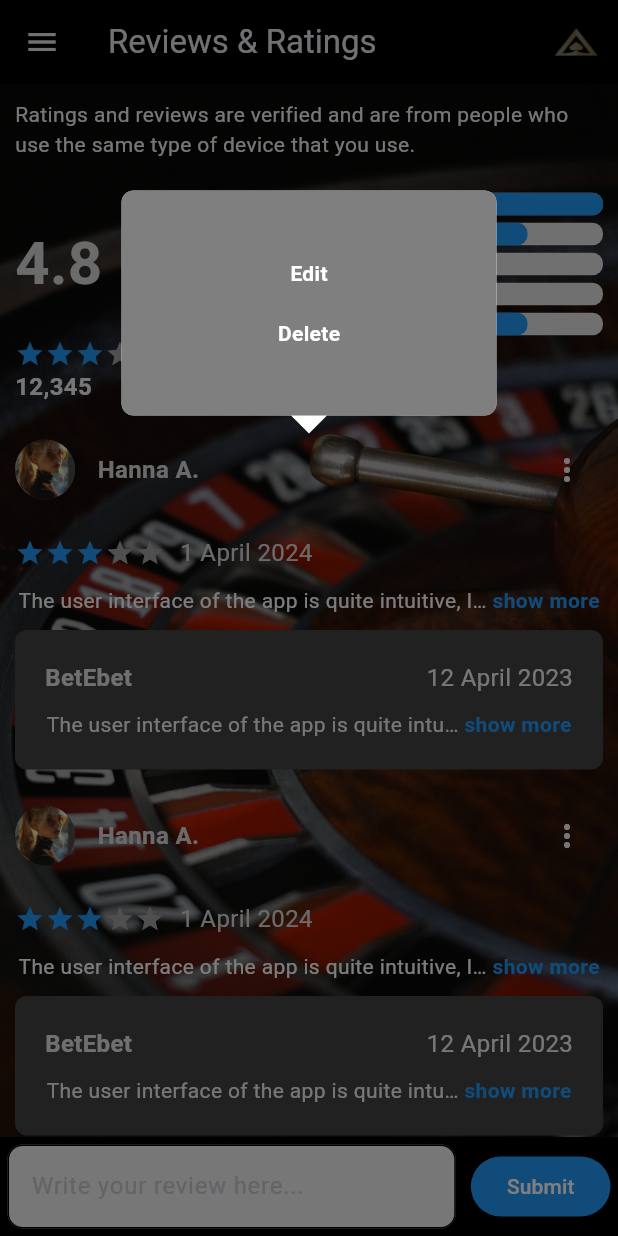
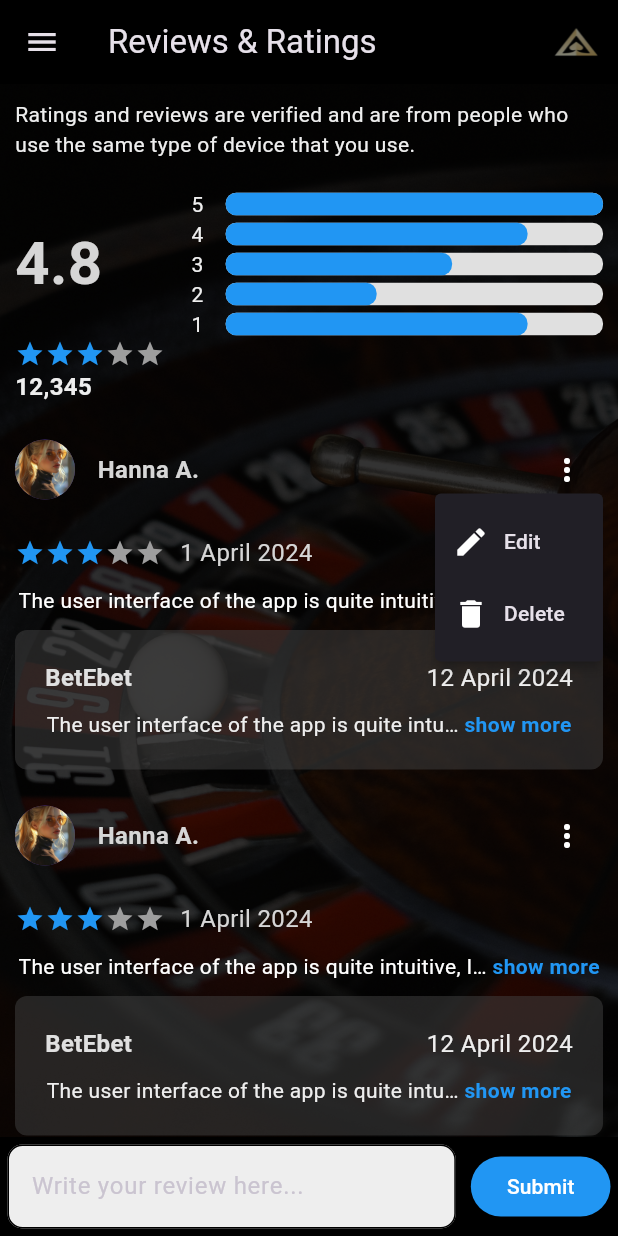
Before and after one commit to Teklez/flutter-2024-proj, a Flutter app: the Review screen opened directly, after a tap on the "more vert" icon, on a phone screen of 412 x 824 dp. Run offline on Flutter 3.47's test engine with Material 3 defaults, Android fonts, the phone set to English and light mode, and no system bars; drawn by our look-alikes of flutter_rating_bar, readmore.

Commit message:
add PopUp to review page

```diff
--- a/frontend/lib/presentation/screens/review.dart
+++ b/frontend/lib/presentation/screens/review.dart
@@ -51,7 +51,7 @@ class Review extends StatelessWidget {
         body: Stack(children: [
           ColorFiltered(
             colorFilter: ColorFilter.mode(
-              Colors.black.withOpacity(0.7),
+              Colors.black.withOpacity(0.2),
               BlendMode.dstATop,
             ),
             child: Container(
--- a/frontend/lib/presentation/widgets/edit_delete_review.dart
+++ b/frontend/lib/presentation/widgets/edit_delete_review.dart
@@ -1,40 +1,78 @@
-import 'package:flutter/cupertino.dart';
 import 'package:flutter/material.dart';
-import 'package:flutter/widgets.dart';
 
-class MenuItems extends StatelessWidget {
-  const MenuItems({super.key});
+class Edit_Delete_PopUps extends StatelessWidget {
+  const Edit_Delete_PopUps({
+    Key? key,
+  }) : super(key: key);
 
   @override
   Widget build(BuildContext context) {
-    return Container(
-      decoration: BoxDecoration(
-          color: Colors.black.withOpacity(0.5),
-          borderRadius: BorderRadius.circular(8)),
-      child: Column(
-        mainAxisAlignment: MainAxisAlignment.center,
-        children: [
-          GestureDetector(
-            onTap: () => print('Edit Text Clicked!'),
-            child: const Text(
-              "Edit",
-              style:
-                  TextStyle(color: Colors.white, fontWeight: FontWeight.bold),
-            ),
+    return PopupMenuButton(
+      icon: const Icon(
+        Icons.more_vert,
+        color: Colors.white,
+      ),
+      offset: const Offset(0, 40),
+      itemBuilder: (context) => [
+        PopupMenuItem(
+          child: Row(
+            children: [
+              const Icon(Icons.edit, color: Colors.white),
+              Container(
+                margin: const EdgeInsets.only(left: 10),
+                child: const Text("Edit"),
+              ),
+            ],
           ),
-          const SizedBox(
-            height: 20,
+          onTap: () async {
+            ScaffoldMessenger.of(context).showSnackBar(const SnackBar(
+              content: Text('Edit'),
+            ));
+          },
+        ),
+        PopupMenuItem(
+          child: Row(
+            children: [
+              const Icon(Icons.delete, color: Colors.white),
+              Container(
+                margin: const EdgeInsets.only(left: 10),
+                child: Text("Delete"),
+              ),
+            ],
           ),
-          GestureDetector(
-            onTap: () => print('Delete Text Clicked!'),
-            child: const Text(
-              "Delete",
-              style:
-                  TextStyle(color: Colors.white, fontWeight: FontWeight.bold),
-            ),
-          ),
-        ],
-      ),
+          onTap: () async {
+            bool confirmDelete = await showDialog(
+              context: context,
+              builder: (BuildContext context) {
+                return AlertDialog(
+                  title: Text("Confirm Delete"),
+                  content: Text("Are you sure you want to delete this review?"),
+                  actions: [
+                    TextButton(
+                      onPressed: () {
+                        Navigator.of(context).pop(false);
+                      },
+                      child: Text("Cancel"),
+                    ),
+                    TextButton(
+                      onPressed: () {
+                        Navigator.of(context).pop(true);
+                      },
+                      child: Text("Delete"),
+                    ),
+                  ],
+                );
+              },
+            );
+
+            if (confirmDelete == true) {
+              ScaffoldMessenger.of(context).showSnackBar(const SnackBar(
+                content: Text('Deleting...'),
+              ));
+            }
+          },
+        ),
+      ],
     );
   }
 }
--- a/frontend/lib/presentation/widgets/user_review_card.dart
+++ b/frontend/lib/presentation/widgets/user_review_card.dart
@@ -1,7 +1,8 @@
+import 'package:flutter/cupertino.dart';
 import 'package:flutter/material.dart';
 import 'package:frontend/presentation/widgets/edit_delete_review.dart';
 import 'package:frontend/presentation/widgets/rating.dart';
-import 'package:popover/popover.dart';
+
 import 'package:readmore/readmore.dart';
 
 class UserReview extends StatelessWidget {
@@ -28,20 +29,7 @@ class UserReview extends StatelessWidget {
                         color: Colors.grey[350])),
               ],
             ),
-            IconButton(
-                onPressed: () {
-                  showPopover(
-                      context: context,
-                      bodyBuilder: (context) => MenuItems(),
-                      width: 250,
-                      height: 150,
-                      backgroundColor: Colors.white.withOpacity(0.2),
-                      direction: PopoverDirection.top);
-                },
-                icon: Icon(
-                  Icons.more_vert,
-                  color: Colors.grey[200],
-                ))
+            Edit_Delete_PopUps()
           ],
         ),
         const SizedBox(
@@ -65,16 +53,16 @@ class UserReview extends StatelessWidget {
         const SizedBox(
           height: 10,
         ),
-        ReadMoreText(
+        const ReadMoreText(
           'The user interface of the app is quite intuitive, I was able to navigate and make play seamlesssly. Great job! ',
           trimLines: 1,
-          style: TextStyle(color: Colors.grey[50]),
+          style: const TextStyle(color: Colors.white),
           trimMode: TrimMode.Line,
           trimExpandedText: "show less",
           trimCollapsedText: "show more",
-          moreStyle: const TextStyle(
+          moreStyle: TextStyle(
               fontSize: 14, fontWeight: FontWeight.bold, color: Colors.blue),
-          lessStyle: const TextStyle(
+          lessStyle: TextStyle(
               fontSize: 14, fontWeight: FontWeight.bold, color: Colors.blue),
         ),
         const SizedBox(
@@ -82,7 +70,7 @@ class UserReview extends StatelessWidget {
         ),
         Container(
           decoration: BoxDecoration(
-            color: Colors.grey[800],
+            color: Colors.grey[800]!.withOpacity(0.5),
             borderRadius: BorderRadius.circular(8),
           ),
           child: Padding(
@@ -100,7 +88,7 @@ class UserReview extends StatelessWidget {
                           color: Colors.grey[300]),
                     ),
                     Text(
-                      "12 April 2023",
+                      "12 April 2024",
                       style: TextStyle(fontSize: 16, color: Colors.grey[200]),
                     )
                   ],
```
